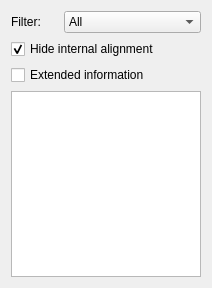
southseact-3d/fcd, file src/Mod/Sketcher/Gui/TaskSketcherConstrains.ui: the form before one commit.
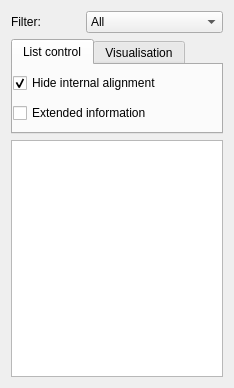
The form after the commit. The open tabs and pages were chosen to show the change. Custom widgets are drawn as their Qt base class.

Commit message:
Sketcher: Tracking of constraint visibility via contraint widget filter
=======================================================================

Add new option so that the 3D view constraint visibility track the constraint widget filter selection.

It maintains internally two mutually exclusive virtual spaces and the ability to select one as visible (the other remaining hiden).

Diff of the .ui file:
```diff
--- a/src/Mod/Sketcher/Gui/TaskSketcherConstrains.ui
+++ b/src/Mod/Sketcher/Gui/TaskSketcherConstrains.ui
@@ -6,8 +6,8 @@
    <rect>
     <x>0</x>
     <y>0</y>
-    <width>212</width>
-    <height>288</height>
+    <width>234</width>
+    <height>388</height>
    </rect>
   </property>
   <property name="sizePolicy">
@@ -19,7 +19,7 @@
   <property name="maximumSize">
    <size>
     <width>16777215</width>
-    <height>288</height>
+    <height>388</height>
    </size>
   </property>
   <property name="windowTitle">
@@ -165,7 +165,90 @@
     </layout>
    </item>
    <item>
+    <widget class="QTabWidget" name="tabWidget">
+     <property name="sizePolicy">
+      <sizepolicy hsizetype="Preferred" vsizetype="Minimum">
+       <horstretch>0</horstretch>
+       <verstretch>0</verstretch>
+      </sizepolicy>
+     </property>
+     <property name="minimumSize">
+      <size>
+       <width>0</width>
+       <height>95</height>
+      </size>
+     </property>
+     <property name="toolTip">
+      <string/>
+     </property>
+     <property name="currentIndex">
+      <number>1</number>
+     </property>
+     <widget class="QWidget" name="controlTab">
+      <property name="sizePolicy">
+       <sizepolicy hsizetype="Preferred" vsizetype="MinimumExpanding">
+        <horstretch>0</horstretch>
+        <verstretch>0</verstretch>
+       </sizepolicy>
+      </property>
+      <property name="minimumSize">
+       <size>
+        <width>0</width>
+        <height>0</height>
+       </size>
+      </property>
+      <property name="toolTip">
+       <string>Controls widget list behaviour</string>
+      </property>
+      <attribute name="title">
+       <string>List control</string>
+      </attribute>
+      <widget class="Gui::PrefCheckBox" name="extendedInformation">
+       <property name="geometry">
+        <rect>
+         <x>0</x>
+         <y>30</y>
+         <width>189</width>
+         <height>36</height>
+        </rect>
+       </property>
+       <property name="sizePolicy">
+        <sizepolicy hsizetype="Expanding" vsizetype="MinimumExpanding">
+         <horstretch>0</horstretch>
+         <verstretch>0</verstretch>
+        </sizepolicy>
+       </property>
+       <property name="toolTip">
+        <string>Extended information will be added to the list</string>
+       </property>
+       <property name="text">
+        <string>Extended information</string>
+       </property>
+       <property name="checked">
+        <bool>false</bool>
+       </property>
+       <property name="prefEntry" stdset="0">
+        <cstring>ExtendedConstraintInformation</cstring>
+       </property>
+       <property name="prefPath" stdset="0">
+        <cstring>Mod/Sketcher</cstring>
+       </property>
+      </widget>
     <widget class="Gui::PrefCheckBox" name="filterInternalAlignment">
+       <property name="geometry">
+        <rect>
+         <x>0</x>
+         <y>0</y>
+         <width>189</width>
+         <height>36</height>
+        </rect>
+       </property>
+       <property name="sizePolicy">
+        <sizepolicy hsizetype="Expanding" vsizetype="Minimum">
+         <horstretch>0</horstretch>
+         <verstretch>0</verstretch>
+        </sizepolicy>
+       </property>
      <property name="toolTip">
       <string>Internal alignments will be hidden</string>
      </property>
@@ -182,14 +265,34 @@
       <cstring>Mod/Sketcher</cstring>
      </property>
     </widget>
-   </item>
-   <item>
-    <widget class="Gui::PrefCheckBox" name="extendedInformation">
+     </widget>
+     <widget class="QWidget" name="visualisationTab">
      <property name="toolTip">
-      <string>Extended information will be added to the list</string>
+       <string>Controls visualisation in the 3D view</string>
+      </property>
+      <attribute name="title">
+       <string>Visualisation</string>
+      </attribute>
+      <widget class="Gui::PrefCheckBox" name="visualisationTrackingFilter">
+       <property name="geometry">
+        <rect>
+         <x>0</x>
+         <y>0</y>
+         <width>189</width>
+         <height>36</height>
+        </rect>
+       </property>
+       <property name="sizePolicy">
+        <sizepolicy hsizetype="Expanding" vsizetype="MinimumExpanding">
+         <horstretch>0</horstretch>
+         <verstretch>0</verstretch>
+        </sizepolicy>
+       </property>
+       <property name="toolTip">
+        <string>Constraint visualisation tracks filter selection so that filtered out constraints are hidden</string>
      </property>
      <property name="text">
-      <string>Extended information</string>
+        <string>Track filter selection</string>
      </property>
      <property name="checked">
       <bool>false</bool>
@@ -200,6 +303,8 @@
      <property name="prefPath" stdset="0">
       <cstring>Mod/Sketcher</cstring>
      </property>
+      </widget>
+     </widget>
     </widget>
    </item>
    <item>
```
Left out of the diff: 2 changed lines with no effect on the pictures. Lines whose indentation alone changed are shown as unchanged. The commit also changes 2 other files.
